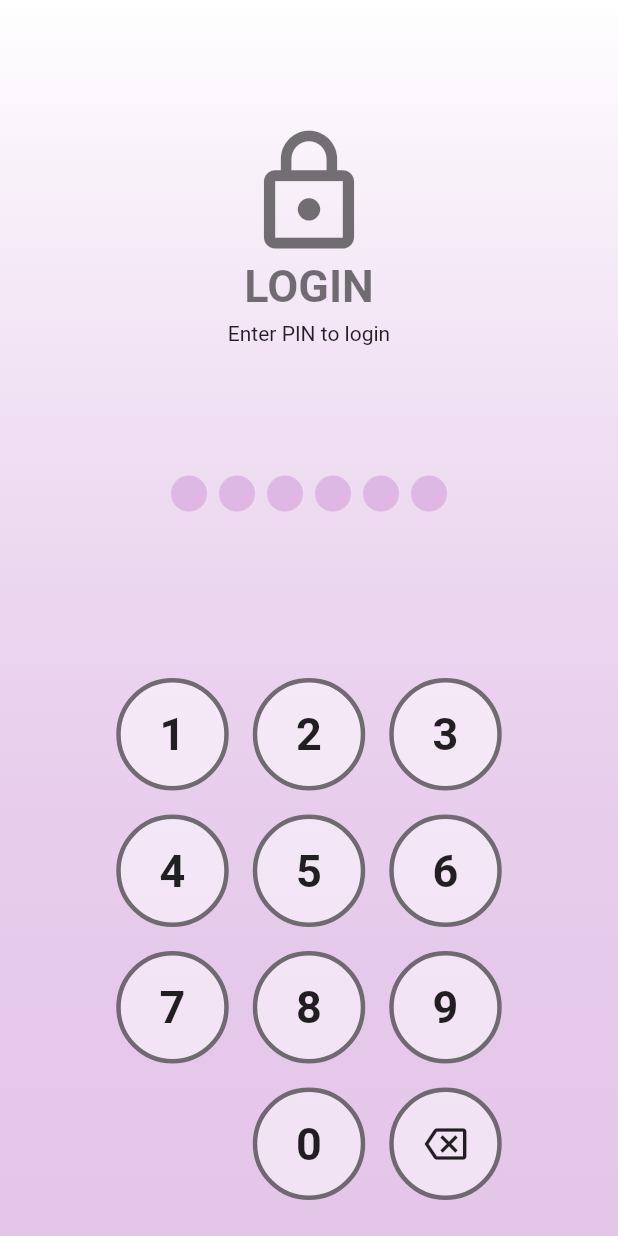
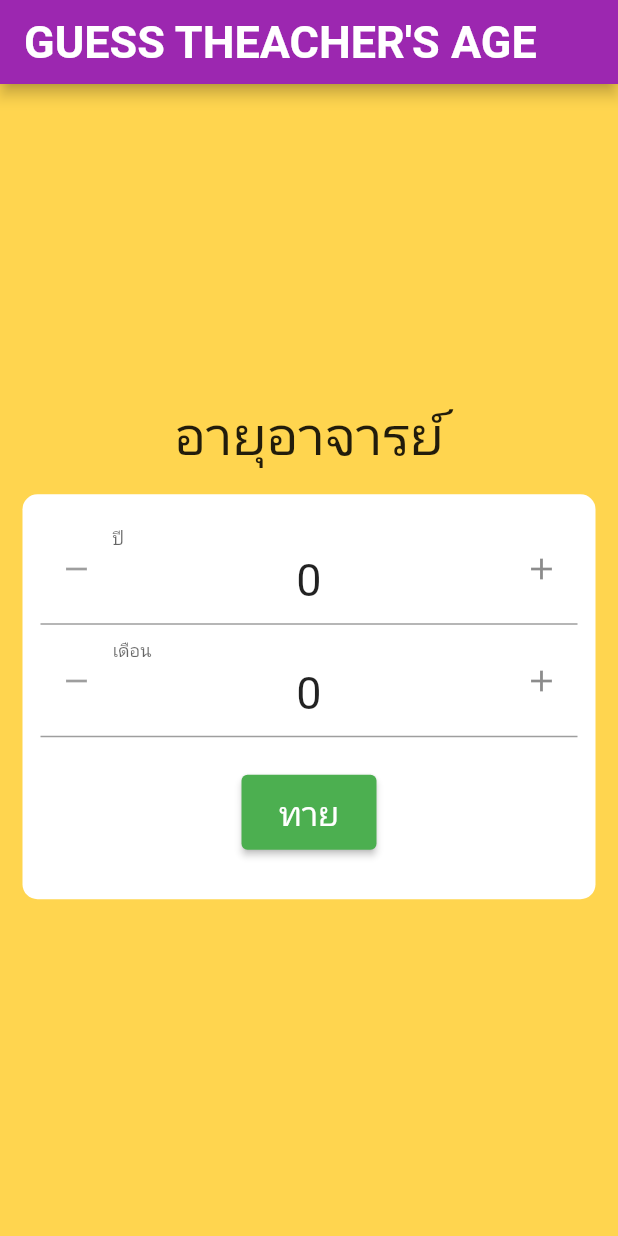
Before and after one commit to somchx/flutterfood, a Flutter app: the screen it shows after launch, on a phone screen of 412 x 824 dp. Run offline on Flutter 3.47's test engine with Material 2 defaults, Android fonts, the phone set to English and light mode, and no system bars; drawn by our look-alikes of flutter_spinbox; our stand-ins replace google_fonts.

Commit message:
homework 14

```diff
--- a/lib/main.dart
+++ b/lib/main.dart
@@ -2,6 +2,7 @@ import 'package:flutter/material.dart';
 import 'package:flutter_food/pages/food/food_details.dart';
 import 'package:flutter_food/pages/home/home_page.dart';
 import 'package:flutter_food/pages/login/login_page.dart';
+import 'package:flutter_food/services/HW14.dart';
 
 void main() {
   runApp(MyApp());
@@ -33,8 +34,9 @@ class MyApp extends StatelessWidget {
         LoginPage.routeName: (context) => const LoginPage(),
         HomePage.routeName: (context) => const HomePage(),
         FoodDetails.routeName: (context) => const FoodDetails(),
+        Hw14.routeName: (context) => const Hw14(),
       },
-      initialRoute: LoginPage.routeName,
+      initialRoute: Hw14.routeName,
     );
   }
 }
--- /dev/null
+++ b/lib/services/HW14.dart
@@ -0,0 +1,160 @@
+import 'dart:ui';
+import 'package:flutter_food/services/api.dart';
+import 'package:flutter_spinbox/material.dart';
+import 'package:flutter/material.dart';
+
+class Hw14 extends StatefulWidget {
+  static const routeName = '/HW';
+
+  const Hw14({Key? key}) : super(key: key);
+
+  @override
+  _Hw14State createState() => _Hw14State();
+}
+
+class _Hw14State extends State<Hw14> {
+  final TextEditingController _controller = TextEditingController();
+  String? _guessNumber;
+  int _year = 0;
+  int _month = 0;
+  var _correct = false;
+
+  @override
+  Widget build(BuildContext context) {
+    return Scaffold(
+      appBar: AppBar(
+        title: Text("GUESS THEACHER'S AGE"),
+      ),
+      body: Container(
+        color: Colors.amber.shade300,
+        child: Column(
+          mainAxisAlignment: MainAxisAlignment.center,
+          crossAxisAlignment: CrossAxisAlignment.stretch,
+          children: [
+            Center(
+                child: Text(
+                  'อายุอาจารย์',
+                  style: TextStyle(fontSize: 36.0),
+                )),
+            !_correct? Container(
+              height: 270,
+              width: 170,
+              margin: EdgeInsets.all(15),
+              decoration: BoxDecoration(
+                color: Colors.white,
+                borderRadius: BorderRadius.circular(10),
+              ),
+              child: Padding(
+                padding: const EdgeInsets.all(12.0),
+                child: Column(
+                  children: [
+                    SpinBox(
+                      decoration: InputDecoration(labelText: 'ปี'),
+                      textStyle: TextStyle(fontSize: 30),
+                      min: 1,
+                      max: 100,
+                      value: 0,
+                      onChanged: (value) {
+                        _year = value as int;
+                      },
+                    ),
+                    SpinBox(
+                      decoration: InputDecoration(
+                        labelText: 'เดือน',
+                      ),
+                      textStyle: TextStyle(fontSize: 30),
+                      min: 1,
+                      max: 12,
+                      value: 0,
+                      onChanged: (value) {
+                        _month = value as int;
+                      },
+                    ),
+                    Padding(
+                      padding: const EdgeInsets.only(top: 25.0),
+                      child: SizedBox(
+                        width: 90,
+                        height: 50,
+                        child: ElevatedButton(
+                          onPressed: () {
+                            _handleClickButton(_year, _month);
+                          },
+                          style: ElevatedButton.styleFrom(
+                            primary: Colors.green,
+                          ),
+                          child: Text(
+                            'ทาย',
+                            style: TextStyle(fontSize: 22.0),
+                          ),
+                        ),
+                      ),
+                    ),
+                  ],
+                ),
+              ),
+            ):Container(
+              child: Column(
+                children: [
+                  Text('46 ปี 10 เดือน',style: TextStyle(fontSize: 28.0),),
+                  Icon(Icons.check, size: 80.0, color: Colors.green,),
+                ],
+              ),
+            ),
+          ],
+        ),
+      ),
+    );
+  }
+
+  _handleClickButton(year,month) async {
+    print('$year $month');
+    var answer = await _guessAge(year, month);
+    if (answer == null) return;
+    var text = answer['text'];
+    var val = answer['value'];
+    if(val==true){
+      _correct=true;
+    }
+    else{
+      _showMaterialDialog('ผลการทาย', text);
+    }
+  }
+
+  Future<Map<String,dynamic>?> _guessAge(year,month) async {
+    try {
+      var answer = (await Api().submit(
+          'guess_teacher_age', {'year': year, 'month': month}))
+      as Map<String,dynamic>;
+      //print('LOGIN: $answer');
+      return answer;
+    } catch (e) {
+      print(e);
+      _showMaterialDialog('ผลการทาย', e.toString());
+      return null;
+    } finally {
+      setState(() {});
+    }
+  }
+
+  void _showMaterialDialog(String title, String msg) {
+    showDialog(
+      context: context,
+      builder: (BuildContext context) {
+        return AlertDialog(
+          title: Text(title),
+          content: Text(msg),
+          actions: [
+            // ปุ่ม OK ใน dialog
+            TextButton(
+              child: const Text('OK'),
+              onPressed: () {
+                // ปิด dialog
+                Navigator.of(context).pop();
+              },
+            ),
+          ],
+        );
+      },
+    );
+  }
+}
--- /dev/null
+++ b/lib/services/api_result.dart
@@ -0,0 +1,19 @@
+class ApiResult {
+  final String status;
+  final String? message;
+  final dynamic data;
+
+  ApiResult({
+    required this.status,
+    required this.message,
+    required this.data,
+  });
+
+  factory ApiResult.fromJson(Map<String, dynamic> json) { // factory ต้อ
+    return ApiResult(
+      status: json['status'],
+      message: json['message'],
+      data: json['data'],
+    );
+  }
+}
--- a/pubspec.yaml
+++ b/pubspec.yaml
@@ -25,6 +25,7 @@ dependencies:
     sdk: flutter
   google_fonts: ^2.1.0
   http: ^0.13.4
+  flutter_spinbox: ^0.6.0
 
 
   # The following adds the Cupertino Icons font to your application.
```
Also changed, not shown: lib/services/api.dart (added, +61 -0 lines), pubspec.lock.
